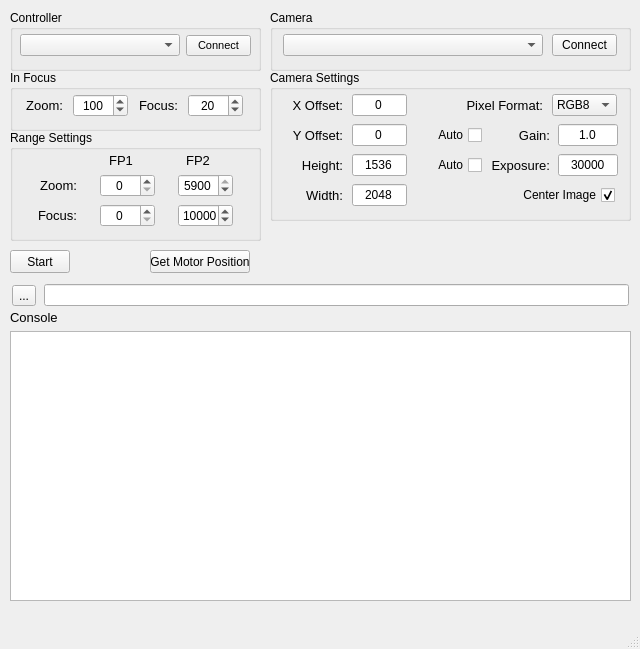
Old version of the form camera_pr_gui/src/capture_pr_gui.ui in the repository NSWC-Crane/passive_range.
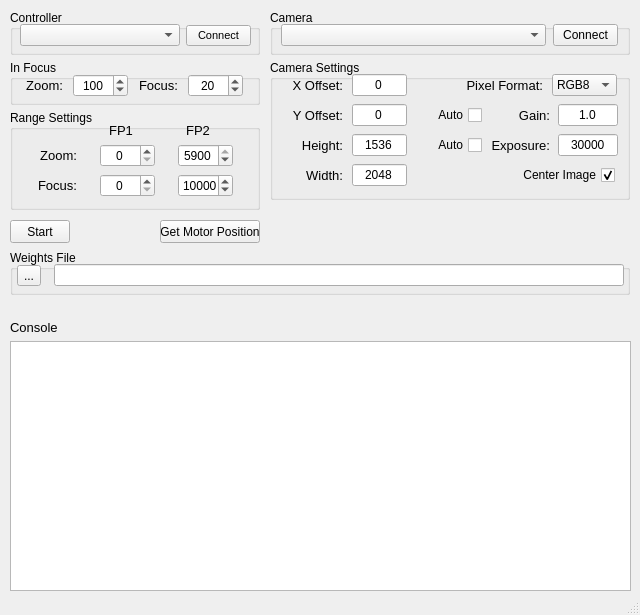
New version of the form.

What changed in the file:
```diff
--- a/camera_pr_gui/src/capture_pr_gui.ui
+++ b/camera_pr_gui/src/capture_pr_gui.ui
@@ -7,13 +7,13 @@
     <x>0</x>
     <y>0</y>
     <width>640</width>
-    <height>649</height>
+    <height>615</height>
    </rect>
   </property>
   <property name="minimumSize">
    <size>
     <width>640</width>
-    <height>600</height>
+    <height>615</height>
    </size>
   </property>
   <property name="windowTitle">
@@ -24,9 +24,9 @@
     <property name="geometry">
      <rect>
       <x>10</x>
-      <y>310</y>
+      <y>320</y>
       <width>621</width>
-      <height>291</height>
+      <height>271</height>
      </rect>
     </property>
     <layout class="QVBoxLayout" name="verticalLayout">
@@ -72,48 +72,13 @@
      </item>
     </layout>
    </widget>
-   <widget class="QWidget" name="horizontalLayoutWidget_13">
-    <property name="geometry">
-     <rect>
-      <x>10</x>
-      <y>280</y>
-      <width>621</width>
-      <height>31</height>
-     </rect>
-    </property>
-    <layout class="QHBoxLayout" name="horizontalLayout_13">
-     <item>
-      <widget class="QToolButton" name="toolButton">
-       <property name="text">
-        <string>...</string>
-       </property>
-      </widget>
-     </item>
-     <item>
-      <widget class="QLineEdit" name="save_location_tb">
-       <property name="minimumSize">
-        <size>
-         <width>585</width>
-         <height>0</height>
-        </size>
-       </property>
-       <property name="maximumSize">
-        <size>
-         <width>585</width>
-         <height>16777215</height>
-        </size>
-       </property>
-      </widget>
-     </item>
-    </layout>
-   </widget>
    <widget class="QGroupBox" name="controller_gb">
     <property name="geometry">
      <rect>
       <x>10</x>
       <y>10</y>
-      <width>251</width>
-      <height>61</height>
+      <width>250</width>
+      <height>45</height>
      </rect>
     </property>
     <property name="title">
@@ -123,7 +88,7 @@
      <property name="geometry">
       <rect>
        <x>10</x>
-       <y>20</y>
+       <y>10</y>
        <width>233</width>
        <height>31</height>
       </rect>
@@ -178,8 +143,8 @@
      <rect>
       <x>270</x>
       <y>10</y>
-      <width>361</width>
-      <height>61</height>
+      <width>360</width>
+      <height>45</height>
      </rect>
     </property>
     <property name="title">
@@ -189,7 +154,7 @@
      <property name="geometry">
       <rect>
        <x>10</x>
-       <y>20</y>
+       <y>10</y>
        <width>341</width>
        <height>31</height>
       </rect>
@@ -199,7 +164,7 @@
        <widget class="QComboBox" name="cam_cb">
         <property name="minimumSize">
          <size>
-          <width>260</width>
+          <width>265</width>
           <height>0</height>
          </size>
         </property>
@@ -237,7 +202,7 @@
     <property name="geometry">
      <rect>
       <x>10</x>
-      <y>250</y>
+      <y>220</y>
       <width>60</width>
       <height>23</height>
      </rect>
@@ -262,9 +227,9 @@
     <property name="geometry">
      <rect>
       <x>10</x>
-      <y>70</y>
-      <width>251</width>
-      <height>61</height>
+      <y>60</y>
+      <width>250</width>
+      <height>45</height>
      </rect>
     </property>
     <property name="title">
@@ -274,7 +239,7 @@
      <property name="geometry">
       <rect>
        <x>9</x>
-       <y>20</y>
+       <y>10</y>
        <width>231</width>
        <height>31</height>
       </rect>
@@ -402,8 +367,8 @@
    <widget class="QPushButton" name="motor_position">
     <property name="geometry">
      <rect>
-      <x>150</x>
-      <y>250</y>
+      <x>160</x>
+      <y>220</y>
       <width>100</width>
       <height>23</height>
      </rect>
@@ -428,9 +393,9 @@
     <property name="geometry">
      <rect>
       <x>10</x>
-      <y>130</y>
-      <width>251</width>
-      <height>111</height>
+      <y>110</y>
+      <width>250</width>
+      <height>100</height>
      </rect>
     </property>
     <property name="title">
@@ -440,7 +405,7 @@
      <property name="geometry">
       <rect>
        <x>10</x>
-       <y>40</y>
+       <y>30</y>
        <width>231</width>
        <height>31</height>
       </rect>
@@ -541,7 +506,7 @@
      <property name="geometry">
       <rect>
        <x>10</x>
-       <y>70</y>
+       <y>60</y>
        <width>231</width>
        <height>31</height>
       </rect>
@@ -642,7 +607,7 @@
      <property name="geometry">
       <rect>
        <x>70</x>
-       <y>20</y>
+       <y>10</y>
        <width>161</width>
        <height>21</height>
       </rect>
@@ -709,9 +674,9 @@
     <property name="geometry">
      <rect>
       <x>270</x>
-      <y>70</y>
-      <width>361</width>
-      <height>151</height>
+      <y>60</y>
+      <width>360</width>
+      <height>140</height>
      </rect>
     </property>
     <property name="title">
@@ -721,7 +686,7 @@
      <property name="geometry">
       <rect>
        <x>10</x>
-       <y>20</y>
+       <y>10</y>
        <width>131</width>
        <height>31</height>
       </rect>
@@ -782,7 +747,7 @@
      <property name="geometry">
       <rect>
        <x>180</x>
-       <y>20</y>
+       <y>10</y>
        <width>171</width>
        <height>31</height>
       </rect>
@@ -847,7 +812,7 @@
      <property name="geometry">
       <rect>
        <x>10</x>
-       <y>50</y>
+       <y>40</y>
        <width>131</width>
        <height>31</height>
       </rect>
@@ -908,7 +873,7 @@
      <property name="geometry">
       <rect>
        <x>10</x>
-       <y>80</y>
+       <y>70</y>
        <width>131</width>
        <height>31</height>
       </rect>
@@ -969,7 +934,7 @@
      <property name="geometry">
       <rect>
        <x>10</x>
-       <y>110</y>
+       <y>100</y>
        <width>131</width>
        <height>31</height>
       </rect>
@@ -1030,7 +995,7 @@
      <property name="geometry">
       <rect>
        <x>160</x>
-       <y>50</y>
+       <y>40</y>
        <width>191</width>
        <height>31</height>
       </rect>
@@ -1116,7 +1081,7 @@
      <property name="geometry">
       <rect>
        <x>160</x>
-       <y>80</y>
+       <y>70</y>
        <width>191</width>
        <height>31</height>
       </rect>
@@ -1202,7 +1167,7 @@
      <property name="geometry">
       <rect>
        <x>220</x>
-       <y>110</y>
+       <y>100</y>
        <width>131</width>
        <height>31</height>
       </rect>
@@ -1236,6 +1201,57 @@
      </layout>
     </widget>
    </widget>
+   <widget class="QGroupBox" name="groupBox_4">
+    <property name="geometry">
+     <rect>
+      <x>10</x>
+      <y>250</y>
+      <width>620</width>
+      <height>45</height>
+     </rect>
+    </property>
+    <property name="title">
+     <string>Weights File</string>
+    </property>
+    <widget class="QWidget" name="horizontalLayoutWidget_13">
+     <property name="geometry">
+      <rect>
+       <x>0</x>
+       <y>10</y>
+       <width>621</width>
+       <height>31</height>
+      </rect>
+     </property>
+     <layout class="QHBoxLayout" name="horizontalLayout_13">
+      <item>
+       <widget class="QToolButton" name="toolButton">
+        <property name="text">
+         <string>...</string>
+        </property>
+       </widget>
+      </item>
+      <item>
+       <widget class="QLineEdit" name="net_weights_tb">
+        <property name="minimumSize">
+         <size>
+          <width>570</width>
+          <height>0</height>
+         </size>
+        </property>
+        <property name="maximumSize">
+         <size>
+          <width>570</width>
+          <height>16777215</height>
+         </size>
+        </property>
+        <property name="text">
+         <string/>
+        </property>
+       </widget>
+      </item>
+     </layout>
+    </widget>
+   </widget>
   </widget>
   <widget class="QMenuBar" name="menubar">
    <property name="geometry">
```
